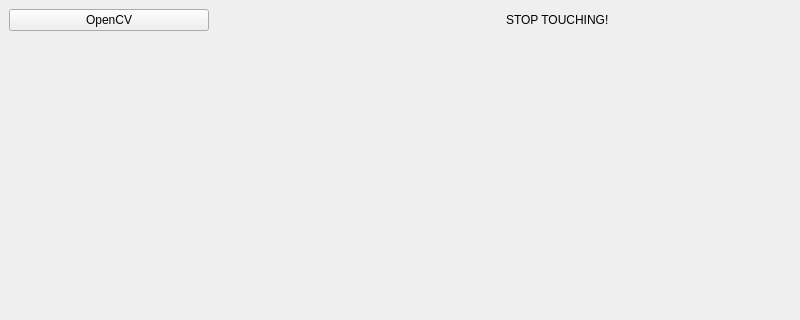
Above: src/ft-detector-app/main_window.ui from mischlox/face-touching-detector before the change; both pictures show x 0 to 800 and y 0 to 320 of the 800 by 600 pixel window. Below: the same form after it.
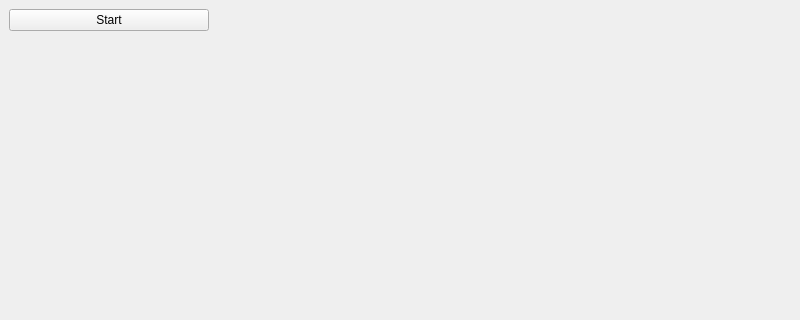
That is the form after the change.

Commit message: Improve GUI and add beep sound

What changed in the file:
```diff
--- a/src/ft-detector-app/main_window.ui
+++ b/src/ft-detector-app/main_window.ui
@@ -24,7 +24,7 @@
                             </size>
                         </property>
                         <property name="text">
-                            <string>OpenCV</string>
+                            <string>Start</string>
                         </property>
                     </widget>
                 </item>
@@ -49,8 +49,8 @@
                 </item>
                 <item row="0" column="2">
                     <widget class="QLabel" name="label">
-                        <property name="text">
-                            <string>STOP TOUCHING!</string>
+                        <property name="alignment">
+                            <set>Qt::AlignCenter</set>
                         </property>
                     </widget>
                 </item>
```
The commit also changes 7 other files.
